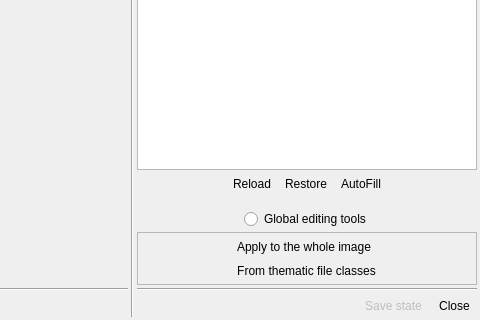
SMByC/ThRasE, file ui/main_dialog.ui: the form before one commit; both pictures show x 658 to 1138 and y 241 to 561 of the 1138 by 561 pixel window.
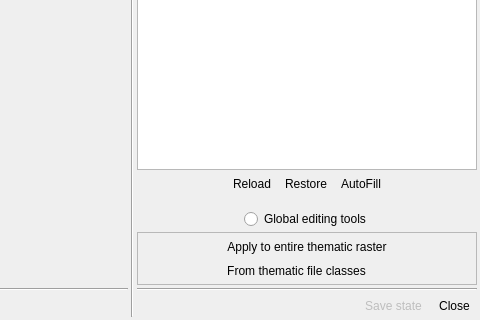
The form after the commit. Icons and pictures are not drawn. Custom widgets are drawn as their Qt base class.

Commit message: Rename from "edit whole image" to "edit entire thematic raster"

```diff
--- a/ui/main_dialog.ui
+++ b/ui/main_dialog.ui
@@ -1259,7 +1259,7 @@
                <string>&lt;html&gt;&lt;head/&gt;&lt;body&gt;&lt;p&gt;Apply all recode pixel table changes to the entire image&lt;/p&gt;&lt;/body&gt;&lt;/html&gt;</string>
               </property>
               <property name="text">
-               <string>Apply to the whole image</string>
+               <string>Apply to entire thematic raster</string>
               </property>
               <property name="icon">
                <iconset>
```
Left out of the diff: 4 changed lines with no effect on the pictures. The commit also changes 4 other files.
